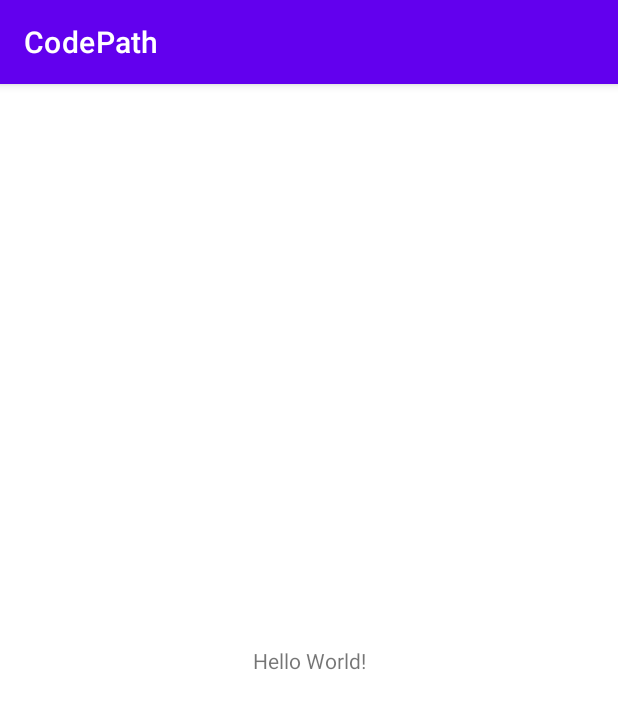
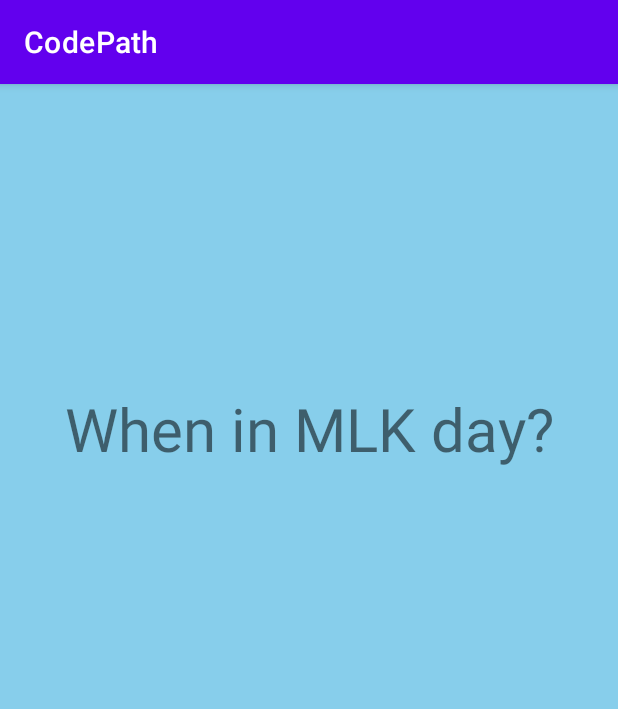
Before and after one commit to rubyshrestha1/Flashcard-App, an Android app: the screen it shows after launch (MainActivity), on a phone screen of 412 x 824 dp. Shown: the top 709 px of the screen. Run offline under Robolectric (Android 15) with nearby library versions, the phone set to English and light mode, and no system bars.

Commit message:
Added one click listenere

```diff
--- a/app/src/main/java/com/example/codepath/MainActivity.java
+++ b/app/src/main/java/com/example/codepath/MainActivity.java
@@ -3,6 +3,9 @@ package com.example.codepath;
 import androidx.appcompat.app.AppCompatActivity;
 
 import android.os.Bundle;
+import android.view.View;
+import android.widget.TextView;
+import android.widget.Toast;
 
 public class MainActivity extends AppCompatActivity {
 
@@ -10,5 +13,27 @@ public class MainActivity extends AppCompatActivity {
     protected void onCreate(Bundle savedInstanceState) {
         super.onCreate(savedInstanceState);
         setContentView(R.layout.activity_main);
+        TextView questionTextView= findViewById(R.id.Question1);
+        TextView answerTextView= findViewById(R.id.Answer1);
+        questionTextView.setOnClickListener(new View.OnClickListener() {
+            @Override
+            public void onClick(View view) {
+                questionTextView.setVisibility(View.INVISIBLE);
+                answerTextView.setVisibility(View.VISIBLE);
+            }
+
+        });
+        answerTextView.setOnClickListener(new View.OnClickListener() {
+            @Override
+            public void onClick(View view) {
+                answerTextView.setVisibility(View.INVISIBLE);
+                questionTextView.setVisibility(View.VISIBLE);
+
+            }
+        });
+
+
     }
+
+
 }
--- a/app/src/main/res/layout/activity_main.xml
+++ b/app/src/main/res/layout/activity_main.xml
@@ -1,18 +1,32 @@
 <?xml version="1.0" encoding="utf-8"?>
-<androidx.constraintlayout.widget.ConstraintLayout xmlns:android="http://schemas.android.com/apk/res/android"
+<RelativeLayout xmlns:android="http://schemas.android.com/apk/res/android"
     xmlns:app="http://schemas.android.com/apk/res-auto"
     xmlns:tools="http://schemas.android.com/tools"
     android:layout_width="match_parent"
     android:layout_height="match_parent"
+    android:background="#87ceeb"
     tools:context=".MainActivity">
 
     <TextView
-        android:layout_width="wrap_content"
-        android:layout_height="wrap_content"
-        android:text="Hello World!"
-        app:layout_constraintBottom_toBottomOf="parent"
-        app:layout_constraintLeft_toLeftOf="parent"
-        app:layout_constraintRight_toRightOf="parent"
-        app:layout_constraintTop_toTopOf="parent" />
+        android:id="@+id/Question1"
+        android:layout_width="match_parent"
+        android:layout_height="200dp"
+        android:layout_alignParentEnd="true"
+        android:layout_marginTop="130dp"
+        android:gravity="center"
+        android:text="When in MLK day?"
+        android:textAlignment="center"
+        android:textSize="40sp" />
 
-</androidx.constraintlayout.widget.ConstraintLayout>
+    <TextView
+        android:id="@+id/Answer1"
+        android:layout_width="match_parent"
+        android:layout_height="200dp"
+        android:layout_below="@+id/Question1"
+        android:gravity="center"
+        android:textAlignment="center"
+        android:text="Third Monday of January"
+        android:textSize="30sp"
+        android:visibility="invisible"/>
+
+</RelativeLayout>
```
